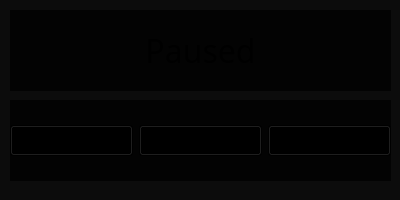
Above: pauseoverlay.ui from Ryokuri3096/RG-Qt_Rhythm_Game- before the change. Below: the same form after it.
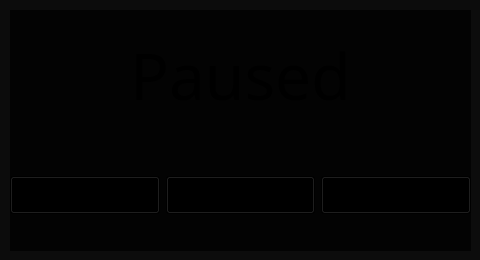
That is the form after the change.

Commit message: 微调了PlayWindow的界面 修复若干问题

The edit to the form file:
```diff
--- a/pauseoverlay.ui
+++ b/pauseoverlay.ui
@@ -6,8 +6,8 @@
    <rect>
     <x>0</x>
     <y>0</y>
-    <width>400</width>
-    <height>200</height>
+    <width>480</width>
+    <height>260</height>
    </rect>
   </property>
   <property name="windowTitle">
@@ -21,14 +21,14 @@
     <rect>
      <x>10</x>
      <y>10</y>
-     <width>381</width>
-     <height>81</height>
+     <width>461</width>
+     <height>130</height>
     </rect>
    </property>
    <property name="font">
     <font>
      <family>GeosansLight</family>
-     <pointsize>24</pointsize>
+     <pointsize>48</pointsize>
     </font>
    </property>
    <property name="styleSheet">
@@ -46,9 +46,9 @@
    <property name="geometry">
     <rect>
      <x>10</x>
-     <y>100</y>
-     <width>381</width>
-     <height>81</height>
+     <y>140</y>
+     <width>461</width>
+     <height>111</height>
     </rect>
    </property>
    <layout class="QHBoxLayout" name="horizontalLayout">
@@ -56,8 +56,8 @@
      <widget class="QPushButton" name="resumeBtn">
       <property name="font">
        <font>
-        <family>Kazesawa</family>
-        <pointsize>12</pointsize>
+        <family>GeosansLight</family>
+        <pointsize>16</pointsize>
        </font>
       </property>
       <property name="styleSheet">
@@ -72,8 +72,8 @@
      <widget class="QPushButton" name="restartBtn">
       <property name="font">
        <font>
-        <family>Kazesawa</family>
-        <pointsize>12</pointsize>
+        <family>GeosansLight</family>
+        <pointsize>16</pointsize>
        </font>
       </property>
       <property name="styleSheet">
@@ -88,8 +88,8 @@
      <widget class="QPushButton" name="backBtn">
       <property name="font">
        <font>
-        <family>Kazesawa</family>
-        <pointsize>12</pointsize>
+        <family>GeosansLight</family>
+        <pointsize>16</pointsize>
        </font>
       </property>
       <property name="styleSheet">
```
Left out of the diff: 6 changed lines with no effect on the pictures. The commit also changes 6 other files.
